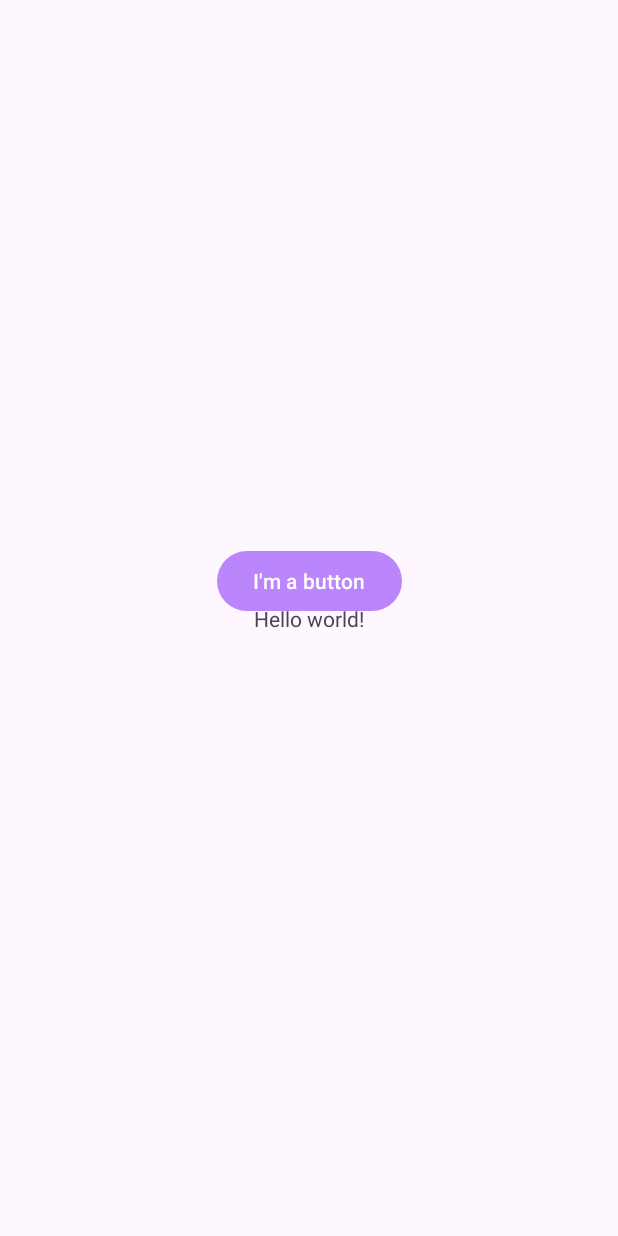
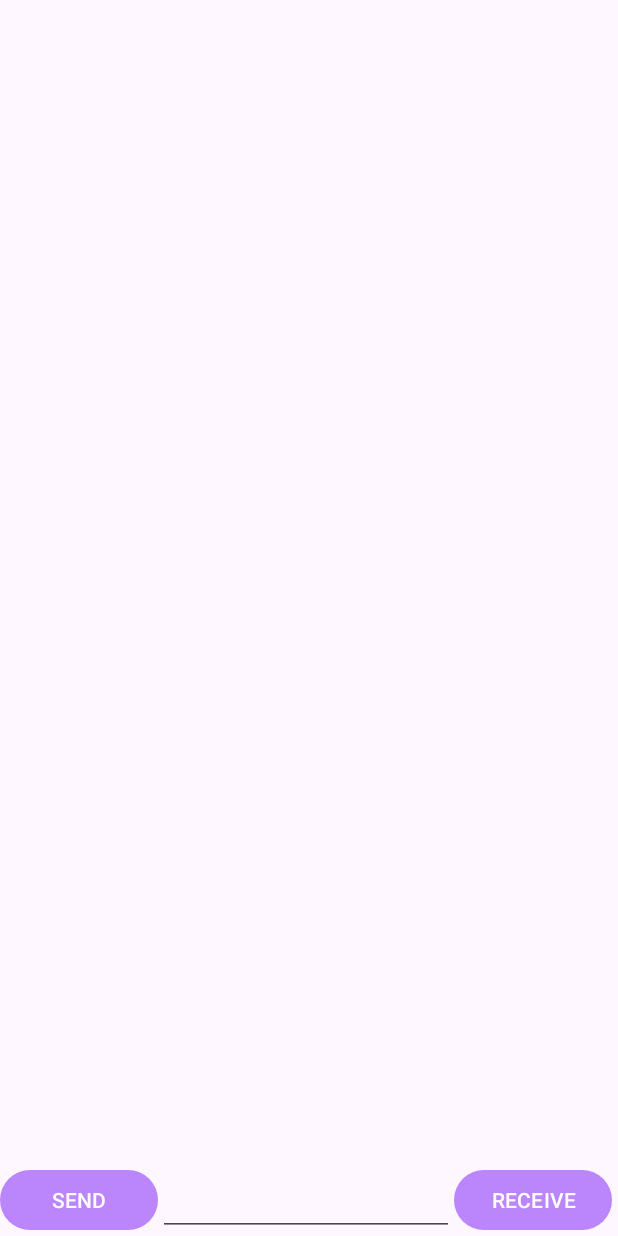
Before and after one commit to AsthaPundir/MyAndroidLabs, an Android app: the screen it shows after launch (MainActivity before the commit, ChatRoom after it), on a phone screen of 412 x 824 dp. Run offline under Robolectric (Android 15) with nearby library versions, the phone set to English and light mode, and no system bars.

Commit message:
done Week06

```diff
--- a/app/src/main/AndroidManifest.xml
+++ b/app/src/main/AndroidManifest.xml
@@ -6,13 +6,13 @@
         android:allowBackup="true"
         android:dataExtractionRules="@xml/data_extraction_rules"
         android:fullBackupContent="@xml/backup_rules"
-         android:icon="@drawable/app_icon"
+        android:icon="@drawable/app_icon"
         android:label="@string/app_name"
         android:supportsRtl="true"
         android:theme="@style/Theme.AsthasAndroidLabs"
         tools:targetApi="31">
         <activity
-            android:name=".MainActivity"
+            android:name=".ChatRoom"
             android:exported="true">
             <intent-filter>
                 <action android:name="android.intent.action.MAIN" />
@@ -20,6 +20,7 @@
                 <category android:name="android.intent.category.LAUNCHER" />
             </intent-filter>
         </activity>
+
     </application>
 
 </manifest>
--- /dev/null
+++ b/app/src/main/java/algonquin/cst2335/pund0006/ChatRoom.java
@@ -0,0 +1,145 @@
+package algonquin.cst2335.pund0006;
+
+import android.os.Bundle;
+import android.view.LayoutInflater;
+import android.view.View;
+import android.view.ViewGroup;
+import android.widget.TextView;
+import androidx.annotation.NonNull;
+import androidx.appcompat.app.AppCompatActivity;
+import androidx.lifecycle.ViewModelProvider;
+import androidx.recyclerview.widget.LinearLayoutManager;
+import androidx.recyclerview.widget.RecyclerView;
+import algonquin.cst2335.pund0006.databinding.ActivityChatRoomBinding;
+import algonquin.cst2335.pund0006.databinding.ReceiveMessageBinding;
+import algonquin.cst2335.pund0006.databinding.SentMessageBinding;
+import java.text.SimpleDateFormat;
+import java.util.ArrayList;
+import java.util.Date;
+
+public class ChatRoom extends AppCompatActivity {
+    private ActivityChatRoomBinding binding;
+    private algonquin.cst2335.jais0017.ChatRoomViewModel chatModel;
+    private MyAdapter myAdapter;
+
+    @Override
+    protected void onCreate(Bundle savedInstanceState) {
+        super.onCreate(savedInstanceState);
+        binding = ActivityChatRoomBinding.inflate(getLayoutInflater());
+        setContentView(binding.getRoot());
+
+        chatModel = new ViewModelProvider(this).get(algonquin.cst2335.jais0017.ChatRoomViewModel.class);
+
+        ArrayList<ChatMessage> messages = chatModel.getMessages().getValue();
+        if (messages == null) {
+            messages = new ArrayList<>();
+            chatModel.getMessages().postValue(messages);
+        }
+
+        myAdapter = new MyAdapter();
+
+        binding.recycleView.setLayoutManager(new LinearLayoutManager(this));
+        binding.recycleView.setAdapter(myAdapter);
+
+        chatModel.getMessages().observe(this, newMessages -> {
+            myAdapter.setMessages(newMessages);
+            binding.recycleView.scrollToPosition(newMessages.size() - 1); // Scroll to the new message
+        });
+
+        binding.sendButton.setOnClickListener(click -> {
+            String messageText = binding.textInput.getText().toString();
+            if (!messageText.isEmpty()) {
+                ChatMessage chatMessage = new ChatMessage(messageText, getCurrentTime(), true);
+                chatModel.addMessage(chatMessage);
+                binding.textInput.setText("");
+            }
+        });
+
+        binding.receiveButton.setOnClickListener(click -> {
+            String messageText = binding.textInput.getText().toString();
+            if (!messageText.isEmpty()) {
+                ChatMessage chatMessage = new ChatMessage(messageText, getCurrentTime(), false);
+                chatModel.addMessage(chatMessage);
+                binding.textInput.setText("");
+            }
+        });
+    }
+
+    private String getCurrentTime() {
+        SimpleDateFormat sdf = new SimpleDateFormat("HH:mm:ss");
+        return sdf.format(new Date());
+    }
+
+    class MyAdapter extends RecyclerView.Adapter<RecyclerView.ViewHolder> {
+        /*private ArrayList<ChatMessage> messages = new ArrayList<>();*/
+        private final ArrayList<ChatMessage> messages = new ArrayList<>();
+
+        public void setMessages(ArrayList<ChatMessage> newMessages) {
+            // This prevents direct replacement of the messages reference
+            messages.clear();
+            messages.addAll(newMessages);
+            notifyDataSetChanged(); // This line notifies the adapter to update the RecyclerView
+        }
+
+        @Override
+        public int getItemViewType(int position) {
+            return messages.get(position).isSentButton() ? 0 : 1;
+        }
+
+        @NonNull
+        @Override
+        public RecyclerView.ViewHolder onCreateViewHolder(@NonNull ViewGroup parent, int viewType) {
+            LayoutInflater inflater = LayoutInflater.from(parent.getContext());
+            if (viewType == 0) {
+                SentMessageBinding binding = SentMessageBinding.inflate(inflater, parent, false);
+                return new SentViewHolder(binding);
+            } else {
+                ReceiveMessageBinding binding = ReceiveMessageBinding.inflate(inflater, parent, false);
+                return new ReceivedViewHolder(binding);
+            }
+        }
+
+        @Override
+        public void onBindViewHolder(@NonNull RecyclerView.ViewHolder holder, int position) {
+            ChatMessage message = messages.get(position);
+            if (getItemViewType(position) == 0) {
+                ((SentViewHolder) holder).bind(message);
+            } else {
+                ((ReceivedViewHolder) holder).bind(message);
+            }
+        }
+
+        @Override
+        public int getItemCount() {
+            return messages != null ? messages.size() : 0;
+        }
+
+        class SentViewHolder extends RecyclerView.ViewHolder {
+            private final SentMessageBinding binding;
+
+            SentViewHolder(SentMessageBinding binding) {
+                super(binding.getRoot());
+                this.binding = binding;
+            }
+
+            void bind(ChatMessage message) {
+                binding.message.setText(message.getMessage());
+                binding.time.setText(message.getTimeSent());
+            }
+        }
+
+        class ReceivedViewHolder extends RecyclerView.ViewHolder {
+            private final ReceiveMessageBinding binding;
+
+            ReceivedViewHolder(ReceiveMessageBinding binding) {
+                super(binding.getRoot());
+                this.binding = binding;
+            }
+
+            void bind(ChatMessage message) {
+                binding.message.setText(message.getMessage());
+                binding.time.setText(message.getTimeSent());
+            }
+        }
+    }
+}
--- /dev/null
+++ b/app/src/main/java/algonquin/cst2335/pund0006/ChatRoomViewModel.java
@@ -0,0 +1,28 @@
+package algonquin.cst2335.jais0017;
+
+import androidx.lifecycle.MutableLiveData;
+import androidx.lifecycle.ViewModel;
+import java.util.ArrayList;
+import algonquin.cst2335.pund0006.ChatMessage;
+
+/** ViewModel to hold the list of chat messages */
+public class ChatRoomViewModel extends ViewModel {
+    private final MutableLiveData<ArrayList<ChatMessage>> messages = new MutableLiveData<>(new ArrayList<>());
+
+    public ChatRoomViewModel() {
+        messages.setValue(new ArrayList<>());
+    }
+    public MutableLiveData<ArrayList<ChatMessage>> getMessages() {
+        return messages;
+    }
+
+    public void addMessage(ChatMessage message) {
+        ArrayList<ChatMessage> currentMessages = messages.getValue();
+        if (currentMessages == null) {
+            currentMessages = new ArrayList<>();
+        }
+        currentMessages.add(message);
+        messages.setValue(currentMessages);
+    }
+
+}
--- a/app/src/main/java/algonquin/cst2335/pund0006/MainActivity.java
+++ /dev/null
@@ -1,14 +0,0 @@
-package algonquin.cst2335.pund0006;
-
-import androidx.appcompat.app.AppCompatActivity;
-
-import android.os.Bundle;
-
-public class MainActivity extends AppCompatActivity {
-
-    @Override
-    protected void onCreate(Bundle savedInstanceState) {
-        super.onCreate(savedInstanceState);
-        setContentView(R.layout.activity_main);
-    }
-}
--- /dev/null
+++ b/app/src/main/res/layout/activity_chat_room.xml
@@ -0,0 +1,50 @@
+<?xml version="1.0" encoding="utf-8"?>
+<androidx.constraintlayout.widget.ConstraintLayout xmlns:android="http://schemas.android.com/apk/res/android"
+    xmlns:app="http://schemas.android.com/apk/res-auto"
+    xmlns:tools="http://schemas.android.com/tools"
+    android:layout_width="match_parent"
+    android:layout_height="match_parent"
+    tools:context=".ChatRoom">
+
+    <androidx.recyclerview.widget.RecyclerView
+        android:id="@+id/recycleView"
+        android:layout_width="0dp"
+        android:layout_height="0dp"
+        app:layout_constraintBottom_toBottomOf="parent"
+        app:layout_constraintEnd_toEndOf="parent"
+        app:layout_constraintStart_toStartOf="parent"
+        app:layout_constraintTop_toTopOf="parent"
+        app:layout_constraintVertical_bias="0.0" />
+
+    <EditText
+        android:id="@+id/textInput"
+        android:layout_width="0dp"
+        android:layout_height="wrap_content"
+        android:ems="10"
+        android:inputType="text"
+        android:text=""
+        app:layout_constraintBottom_toBottomOf="parent"
+        app:layout_constraintEnd_toStartOf="@+id/receiveButton"
+        app:layout_constraintStart_toEndOf="@+id/sendButton"
+        tools:ignore="UnknownId" />
+
+    <Button
+        android:id="@+id/sendButton"
+        android:layout_width="105dp"
+        android:layout_height="wrap_content"
+        android:text="SEND"
+        app:layout_constraintBottom_toBottomOf="parent"
+        app:layout_constraintStart_toStartOf="parent" />
+
+    <Button
+        android:id="@+id/receiveButton"
+        android:layout_width="105dp"
+        android:layout_height="wrap_content"
+        android:layout_marginEnd="4dp"
+        android:text="RECEIVE"
+        app:layout_constraintBottom_toBottomOf="parent"
+        app:layout_constraintEnd_toEndOf="parent" />
+
+
+
+</androidx.constraintlayout.widget.ConstraintLayout>
--- a/app/src/main/res/values/themes.xml
+++ b/app/src/main/res/values/themes.xml
@@ -12,5 +12,6 @@
 
     </style>
 
+
     <style name="Theme.AsthasAndroidLabs" parent="Base.Theme.AsthasAndroidLabs" />
 </resources>
```
Also changed, not shown: app/build.gradle.kts (+6 -1 lines), app/src/main/java/algonquin/cst2335/pund0006/ChatMessage.java (added, +27 -0 lines), app/src/main/res/layout/receive_message.xml (added, +42 -0 lines), app/src/main/res/layout/sent_message.xml (added, +35 -0 lines), app/src/main/res/values/strings.xml (+17 -3 lines), app/src/main/res/drawable/receive_image.png (added), app/src/main/res/drawable/send_image.png (added).
